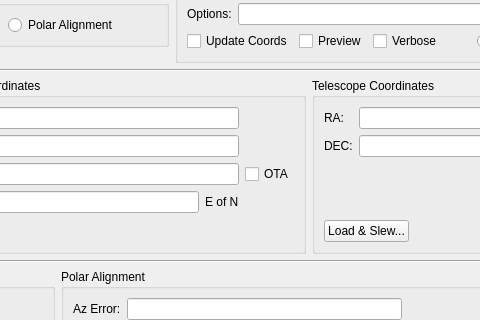
Qt form kstars/ekos/align.ui (KDE/kstars) before a commit; both pictures show x 82 to 562 and y 94 to 414 of the 782 by 535 pixel window.
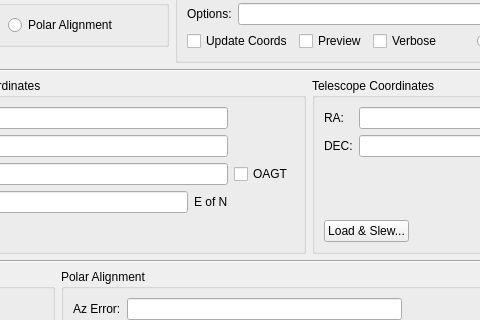
The same form after that commit. Custom widgets are drawn as their Qt base class.

Commit message: Use better abbreviation

Diff of the .ui file:
```diff
--- a/kstars/ekos/align.ui
+++ b/kstars/ekos/align.ui
@@ -588,7 +588,7 @@
            <string>Use Off-Axis Guide Telescope for FOV calculations</string>
           </property>
           <property name="text">
-           <string>OTA</string>
+           <string>OAGT</string>
           </property>
          </widget>
         </item>
```
